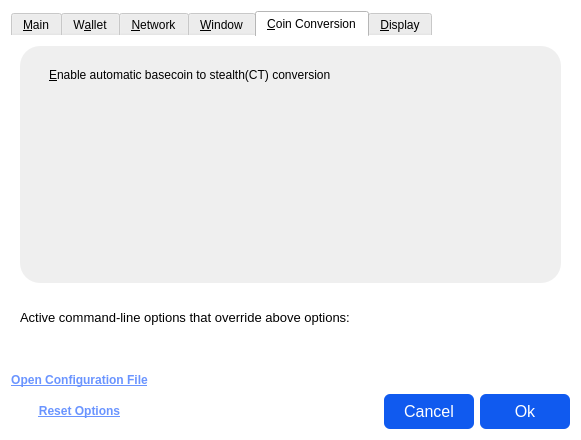
codeofalltrades/veil, file src/qt/forms/optionsdialog.ui: the form before one commit.
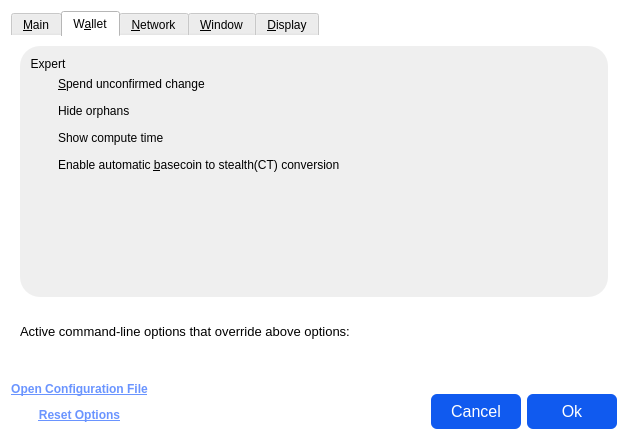
The form after the commit. The open tabs and pages were chosen to show the change. Icons and pictures are not drawn. Custom widgets are drawn as their Qt base class.

Commit message: added Basecoin Conversion preference and cmd arg

The edit to the form file:
```diff
--- a/src/qt/forms/optionsdialog.ui
+++ b/src/qt/forms/optionsdialog.ui
@@ -6,7 +6,7 @@
    <rect>
     <x>0</x>
     <y>0</y>
-    <width>581</width>
+    <width>628</width>
     <height>440</height>
    </rect>
   </property>
@@ -331,6 +331,16 @@
                </property>
               </widget>
              </item>
+             <item>
+              <widget class="QCheckBox" name="basecoinConversion">
+               <property name="toolTip">
+                <string>When enabled the wallet will check for confirmed basecoin and send them to the wallet's stealth address.</string>
+               </property>
+               <property name="text">
+                <string>Enable automatic &amp;basecoin to stealth(CT) conversion</string>
+               </property>
+              </widget>
+             </item>
             </layout>
            </widget>
           </item>
@@ -866,109 +876,6 @@
        </item>
       </layout>
      </widget>
-     <widget class="QWidget" name="tabWindow1">
-      <property name="styleSheet">
-       <string notr="true">padding-top:6px;</string>
-      </property>
-      <attribute name="title">
-       <string>&amp;Coin Conversion</string>
-      </attribute>
-      <layout class="QVBoxLayout" name="verticalLayout_Window1">
-       <item>
-        <widget class="QFrame" name="frame_12">
-         <property name="minimumSize">
-          <size>
-           <width>0</width>
-           <height>100</height>
-          </size>
-         </property>
-         <property name="styleSheet">
-          <string notr="true">#frame_12{
-background-color:#10000000;
-border-radius:20px;
-padding:9px;
-}</string>
-         </property>
-         <property name="frameShape">
-          <enum>QFrame::StyledPanel</enum>
-         </property>
-         <property name="frameShadow">
-          <enum>QFrame::Raised</enum>
-         </property>
-         <layout class="QVBoxLayout" name="verticalLayout_11">
-          <property name="leftMargin">
-           <number>0</number>
-          </property>
-          <property name="topMargin">
-           <number>0</number>
-          </property>
-          <property name="rightMargin">
-           <number>0</number>
-          </property>
-          <property name="bottomMargin">
-           <number>0</number>
-          </property>
-          <item>
-            <widget class="QFrame" name="frame_11">
-              <property name="minimumSize">
-                <size>
-                  <width>0</width>
-                  <height>0</height>
-                </size>
-              </property>
-              <property name="styleSheet">
-                <string notr="true">background-color:transparent;</string>
-              </property>
-              <property name="frameShape">
-                <enum>QFrame::StyledPanel</enum>
-              </property>
-              <property name="frameShadow">
-                <enum>QFrame::Raised</enum>
-              </property>
-              <layout class="QVBoxLayout" name="verticalLayout_12">
-                <property name="leftMargin">
-                  <number>0</number>
-                </property>
-                <property name="topMargin">
-                  <number>0</number>
-                </property>
-                <property name="rightMargin">
-                  <number>0</number>
-                </property>
-                <property name="bottomMargin">
-                  <number>0</number>
-                </property>
-                <item>
-                 <widget class="QCheckBox" name="basecoinConversion">
-                  <property name="toolTip">
-                   <string>When enabled the wallet will check for confirmed basecoin and send them to the wallet's stealth address.</string>
-                  </property>
-                  <property name="text">
-                   <string>&amp;Enable automatic basecoin to stealth(CT) conversion</string>
-                  </property>
-                 </widget>
-                </item>
-               <item>
-                 <spacer name="verticalSpacer_12">
-                  <property name="orientation">
-                   <enum>Qt::Vertical</enum>
-                  </property>
-                  <property name="sizeHint" stdset="0">
-                   <size>
-                    <width>20</width>
-                    <height>40</height>
-                   </size>
-                  </property>
-                 </spacer>
-                </item>
-              </layout>
-            </widget>
-           </item>
-         </layout>
-        </widget>
-       </item>
-      </layout>
-     </widget>
      <widget class="QWidget" name="tabDisplay">
       <property name="styleSheet">
        <string notr="true">padding-top:6px;</string>
```
Lines whose indentation alone changed are shown as unchanged. The commit also changes 7 other files.
